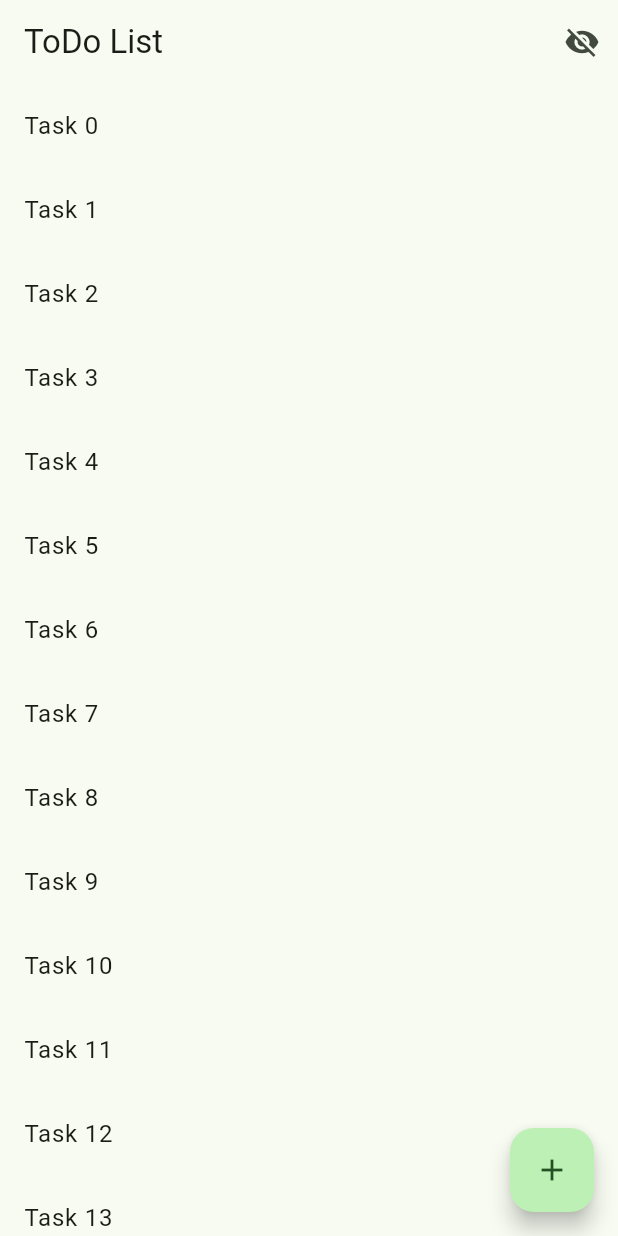
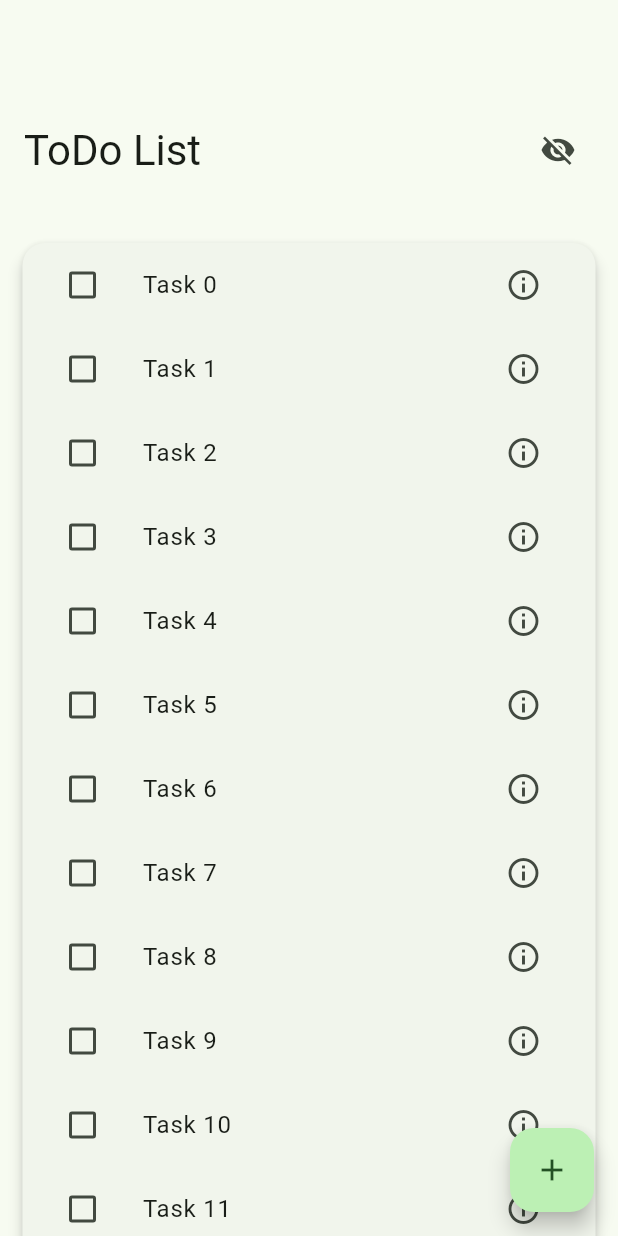
Before and after one commit to vladdan16/todo_list, a Flutter app: the screen it shows after launch, on a phone screen of 412 x 824 dp. Run offline on Flutter 3.47's test engine with Material 2 defaults, Android fonts, the phone set to English and light mode, and no system bars; drawn by our look-alikes of dynamic_color; our stand-ins replace easy_dynamic_theme, easy_localization.

Commit message:
working sliver list

```diff
--- a/lib/core/task_database.dart
+++ b/lib/core/task_database.dart
@@ -4,32 +4,39 @@ final class TaskDatabase {
   static final _database = TaskDatabase._internal();
 
   final List<ToDo> _tasks = [];
+  final List<ToDo> _uncompletedTasks = [];
   int _completed = 0;
 
   factory TaskDatabase() {
     return _database;
   }
 
-  TaskDatabase._internal();
+  TaskDatabase._internal() {
+    for (int i = 0; i < 30; i++) {
+      _tasks.add(ToDo(name: 'Task $i'));
+    }
+  }
 
   void addTask(ToDo task) {
     _tasks.add(task);
+    _uncompletedTasks.add(task);
   }
 
   void modifyTask(
-    int id, {
+    ToDo task, {
     String? name,
     String? description,
     bool? done,
     bool? importance,
     DateTime? deadline,
   }) {
-    var task = _tasks[id];
     if (done != null) {
       if (done && !task.done) {
         _completed++;
+        uncompletedTasks.remove(task);
       } else if (!done && task.done) {
         _completed--;
+        uncompletedTasks.add(task);
       }
     }
     task.name = name ?? task.name;
@@ -43,7 +50,11 @@ final class TaskDatabase {
     return _tasks;
   }
 
-  int get completedTasks {
+  List<ToDo> get uncompletedTasks {
+    return _uncompletedTasks;
+  }
+
+  int get completed {
     return _completed;
   }
 }
--- a/lib/pages/home_page.dart
+++ b/lib/pages/home_page.dart
@@ -18,11 +18,11 @@ class _HomePageState extends State<HomePage> {
     return Scaffold(
       body: CustomScrollView(
         slivers: [
-          SliverAppBar(
-            title: const Text('todo_list').tr(),
-            floating: true,
-            pinned: true,
-            actions: [
+          SliverAppBar.large(
+            title: Row(
+              mainAxisAlignment: MainAxisAlignment.spaceBetween,
+              children: [
+                const Text('todo_list').tr(),
                 IconButton(
                   icon: Icon(_showCompleteTasks
                       ? Icons.visibility
@@ -35,14 +35,43 @@ class _HomePageState extends State<HomePage> {
                 ),
               ],
             ),
-          SliverList(
-            delegate: SliverChildBuilderDelegate(
-              (context, index) {
-                return ListTile(
-                  title: Text('Task $index'),
-                );
+            floating: true,
+            pinned: true,
+          ),
+          SliverPadding(
+            padding: const EdgeInsets.only(right: 15, left: 15, bottom: 80),
+            sliver: SliverToBoxAdapter(
+              child: Card(
+                margin: const EdgeInsets.symmetric(vertical: 10),
+                elevation: 4,
+                shape: RoundedRectangleBorder(
+                  borderRadius: BorderRadius.circular(15),
+                ),
+                child: SingleChildScrollView(
+                  child: Column(
+                    children: [
+                      for (var task in database.tasks)
+                        ListTile(
+                          title: Text(task.name),
+                          leading: Checkbox(
+                            value: task.done,
+                            onChanged: (bool? value) {
+                              setState(() {
+                                database.modifyTask(task, done: value);
+                              });
                             },
-              childCount: 30,
+                          ),
+                          trailing: IconButton(
+                            icon: const Icon(Icons.info_outline),
+                            onPressed: () {
+                              // TODO: show dialog
+                            },
+                          ),
+                        ),
+                    ],
+                  ),
+                ),
+              ),
             ),
           ),
         ],
```
Lines whose indentation alone changed are shown as unchanged.
